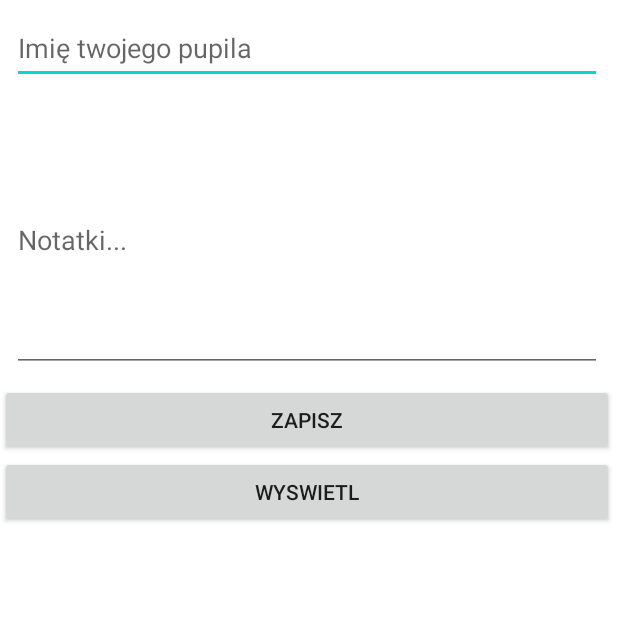
After one commit to Szkolarz/RodentsHelper, an Android app: the AddRodents screen opened directly, with no data from a screen before it, on a phone screen of 412 x 824 dp, the top half of it. The commit adds this screen. Run offline under Robolectric (Android 15) with nearby library versions, the phone set to English and light mode, and no system bars.

Commit message:
Full SQL CRUD - prototype

```diff
--- /dev/null
+++ b/app/src/main/java/com/example/rodentshelper/AddRodents.java
@@ -0,0 +1,59 @@
+package com.example.rodentshelper;
+
+import android.app.Activity;
+import android.content.Intent;
+import android.os.Bundle;
+import android.view.View;
+import android.widget.Button;
+import android.widget.EditText;
+import android.widget.Toast;
+
+import com.example.rodentshelper.SQL.SQLiteHelper;
+
+public class AddRodents extends Activity {
+
+    EditText editTextNotes, editTextName;
+    Button buttonSaveRodent, buttonView;
+
+    @Override
+    public void onCreate(Bundle savedInstanceState) {
+        super.onCreate(savedInstanceState);
+        setContentView(R.layout.chosen_rodent);
+
+        editTextName = findViewById(R.id.editTextListName);
+        editTextNotes = findViewById(R.id.editTextNotes);
+
+        buttonSaveRodent = findViewById(R.id.buttonSaveRodent);
+        buttonView = findViewById(R.id.buttonView);
+
+
+    }
+
+    public void saveRodent(View view) {
+        String stringName = editTextName.getText().toString();
+        String stringNotes = editTextNotes.getText().toString();
+
+        if (stringName.length() <= 0 || stringNotes.length() <= 0) {
+            Toast.makeText(AddRodents.this, "Wprowadź wszystkie dane", Toast.LENGTH_SHORT).show();
+            System.out.println("NEIN");
+        }
+        else {
+            SQLiteHelper databaseHelper = new SQLiteHelper(AddRodents.this);
+            RodentsModelClass rodentsModelClass = new RodentsModelClass(stringName, stringNotes);
+            databaseHelper.addNeRodent(rodentsModelClass);
+            Toast.makeText(AddRodents.this, "Pomyślnie dodano", Toast.LENGTH_SHORT).show();
+            System.out.println("DODANO");
+            finish();
+            startActivity(getIntent());
+        }
+
+    }
+
+    public void viewRodents(View view) {
+        Intent intent = new Intent(AddRodents.this, ViewRodents.class);
+        startActivity(intent);
+    }
+
+
+
+}
--- /dev/null
+++ b/app/src/main/res/layout/chosen_rodent.xml
@@ -0,0 +1,47 @@
+<?xml version="1.0" encoding="utf-8"?>
+<androidx.constraintlayout.widget.ConstraintLayout xmlns:android="http://schemas.android.com/apk/res/android"
+    xmlns:app="http://schemas.android.com/apk/res-auto"
+    xmlns:tools="http://schemas.android.com/tools"
+    android:layout_width="match_parent"
+    android:layout_height="match_parent"
+    tools:context=".AddRodents">
+
+    <LinearLayout
+        android:layout_width="409dp"
+        android:layout_height="729dp"
+        android:orientation="vertical"
+        app:layout_constraintStart_toStartOf="parent"
+        app:layout_constraintTop_toTopOf="parent">
+
+        <EditText
+            android:id="@+id/editTextListName"
+            android:layout_width="match_parent"
+            android:layout_height="48dp"
+            android:layout_margin="8dp"
+            android:ems="10"
+            android:hint="Imię twojego pupila"
+            />
+
+        <EditText
+            android:id="@+id/editTextNotes"
+            android:layout_width="match_parent"
+            android:layout_height="176dp"
+            android:layout_margin="8dp"
+            android:ems="10"
+            android:hint="Notatki..." />
+
+        <Button
+            android:id="@+id/buttonSaveRodent"
+            android:layout_width="match_parent"
+            android:layout_height="wrap_content"
+            android:onClick="saveRodent"
+            android:text="Zapisz" />
+
+        <Button
+            android:id="@+id/buttonView"
+            android:layout_width="match_parent"
+            android:layout_height="wrap_content"
+            android:onClick="viewRodents"
+            android:text="Wyswietl" />
+    </LinearLayout>
+</androidx.constraintlayout.widget.ConstraintLayout>
```
Also changed, not shown: app/src/main/AndroidManifest.xml (+11 -2 lines), app/src/main/java/com/example/rodentshelper/MainActivity.java (+16 -6 lines), app/src/main/java/com/example/rodentshelper/RodentsAdapterClass.java (added, +96 -0 lines), app/src/main/java/com/example/rodentshelper/RodentsModelClass.java (added, +43 -0 lines), app/src/main/java/com/example/rodentshelper/SQL/SQLITEtest.java (deleted, +0 -73 lines), app/src/main/java/com/example/rodentshelper/SQL/SQLiteHelper.java (added, +118 -0 lines), app/src/main/java/com/example/rodentshelper/ViewRodents.java (added, +40 -0 lines), app/src/main/res/layout/activity_main.xml (+11 -0 lines), app/src/main/res/layout/activity_view_rodents.xml (added, +15 -0 lines), app/src/main/res/layout/rodents_item_list.xml (added, +58 -0 lines).
